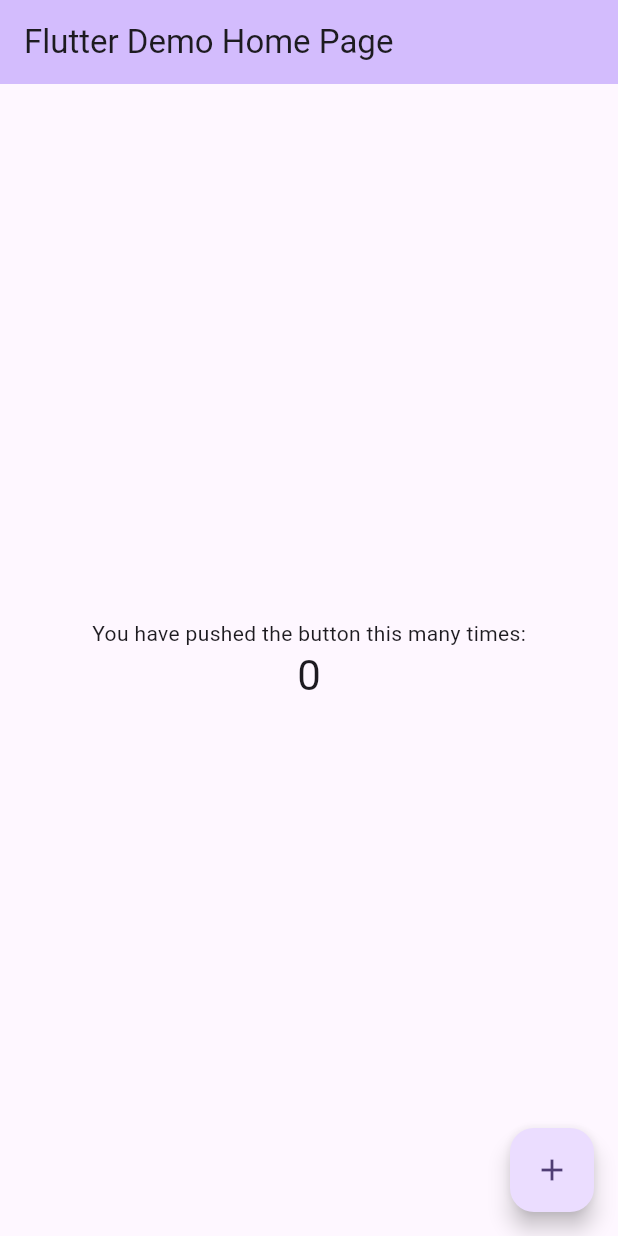
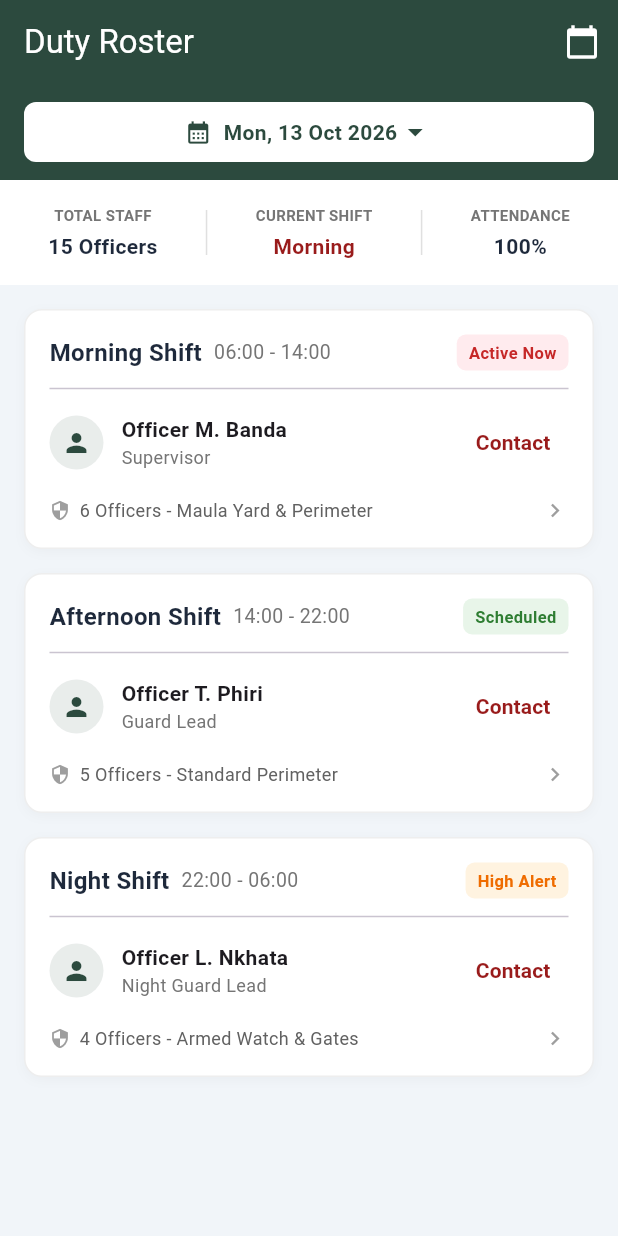
Before and after one commit to bsc-com-44-24/Prison-Management-system, a Flutter app: the screen it shows after launch, on a phone screen of 412 x 824 dp. Run offline on Flutter 3.47's test engine with Material 3 defaults, Android fonts, the phone set to English and light mode, and no system bars.

Commit message:
Implemented Staff Roster UI, Shift Models, and Figma styling

```diff
--- a/lib/main.dart
+++ b/lib/main.dart
@@ -1,122 +1,20 @@
 import 'package:flutter/material.dart';
+import 'staff_roster/screens/staff_roster_screen.dart';
 
 void main() {
-  runApp(const MyApp());
+  runApp(const PrisonManagementApp());
 }
 
-class MyApp extends StatelessWidget {
-  const MyApp({super.key});
+class PrisonManagementApp extends StatelessWidget {
+  const PrisonManagementApp({super.key});
 
-  // This widget is the root of your application.
   @override
   Widget build(BuildContext context) {
     return MaterialApp(
-      title: 'Flutter Demo',
-      theme: ThemeData(
-        // This is the theme of your application.
-        //
-        // TRY THIS: Try running your application with "flutter run". You'll see
-        // the application has a purple toolbar. Then, without quitting the app,
-        // try changing the seedColor in the colorScheme below to Colors.green
-        // and then invoke "hot reload" (save your changes or press the "hot
-        // reload" button in a Flutter-supported IDE, or press "r" if you used
-        // the command line to start the app).
-        //
-        // Notice that the counter didn't reset back to zero; the application
-        // state is not lost during the reload. To reset the state, use hot
-        // restart instead.
-        //
-        // This works for code too, not just values: Most code changes can be
-        // tested with just a hot reload.
-        colorScheme: .fromSeed(seedColor: Colors.deepPurple),
-      ),
-      home: const MyHomePage(title: 'Flutter Demo Home Page'),
+      title: 'Prison Management System',
+      theme: ThemeData(primarySwatch: Colors.indigo),
+      home: const StaffRosterScreen(),
+      debugShowCheckedModeBanner: false,
     );
   }
 }
-
-class MyHomePage extends StatefulWidget {
-  const MyHomePage({super.key, required this.title});
-
-  // This widget is the home page of your application. It is stateful, meaning
-  // that it has a State object (defined below) that contains fields that affect
-  // how it looks.
-
-  // This class is the configuration for the state. It holds the values (in this
-  // case the title) provided by the parent (in this case the App widget) and
-  // used by the build method of the State. Fields in a Widget subclass are
-  // always marked "final".
-
-  final String title;
-
-  @override
-  State<MyHomePage> createState() => _MyHomePageState();
-}
-
-class _MyHomePageState extends State<MyHomePage> {
-  int _counter = 0;
-
-  void _incrementCounter() {
-    setState(() {
-      // This call to setState tells the Flutter framework that something has
-      // changed in this State, which causes it to rerun the build method below
-      // so that the display can reflect the updated values. If we changed
-      // _counter without calling setState(), then the build method would not be
-      // called again, and so nothing would appear to happen.
-      _counter++;
-    });
-  }
-
-  @override
-  Widget build(BuildContext context) {
-    // This method is rerun every time setState is called, for instance as done
-    // by the _incrementCounter method above.
-    //
-    // The Flutter framework has been optimized to make rerunning build methods
-    // fast, so that you can just rebuild anything that needs updating rather
-    // than having to individually change instances of widgets.
-    return Scaffold(
-      appBar: AppBar(
-        // TRY THIS: Try changing the color here to a specific color (to
-        // Colors.amber, perhaps?) and trigger a hot reload to see the AppBar
-        // change color while the other colors stay the same.
-        backgroundColor: Theme.of(context).colorScheme.inversePrimary,
-        // Here we take the value from the MyHomePage object that was created by
-        // the App.build method, and use it to set our appbar title.
-        title: Text(widget.title),
-      ),
-      body: Center(
-        // Center is a layout widget. It takes a single child and positions it
-        // in the middle of the parent.
-        child: Column(
-          // Column is also a layout widget. It takes a list of children and
-          // arranges them vertically. By default, it sizes itself to fit its
-          // children horizontally, and tries to be as tall as its parent.
-          //
-          // Column has various properties to control how it sizes itself and
-          // how it positions its children. Here we use mainAxisAlignment to
-          // center the children vertically; the main axis here is the vertical
-          // axis because Columns are vertical (the cross axis would be
-          // horizontal).
-          //
-          // TRY THIS: Invoke "debug painting" (choose the "Toggle Debug Paint"
-          // action in the IDE, or press "p" in the console), to see the
-          // wireframe for each widget.
-          mainAxisAlignment: .center,
-          children: [
-            const Text('You have pushed the button this many times:'),
-            Text(
-              '$_counter',
-              style: Theme.of(context).textTheme.headlineMedium,
-            ),
-          ],
-        ),
-      ),
-      floatingActionButton: FloatingActionButton(
-        onPressed: _incrementCounter,
-        tooltip: 'Increment',
-        child: const Icon(Icons.add),
-      ),
-    );
-  }
-}
--- /dev/null
+++ b/lib/staff_roster/models/staff_model.dart
@@ -0,0 +1,19 @@
+class ShiftModel {
+  final String shiftName; // e.g., Morning Shift, Afternoon Shift, Night Shift
+  final String timeRange; // e.g., 06:00 - 14:00
+  final String status; // e.g., Active Now, Scheduled, High Alert
+  final String supervisorName; // e.g., Officer M. Banda
+  final String supervisorRole; // e.g., Supervisor, Guard Lead
+  final String assignedLocation; // e.g., Maula Yard & Perimeter
+  final int officerCount; // e.g., 6 Officers
+
+  ShiftModel({
+    required this.shiftName,
+    required this.timeRange,
+    required this.status,
+    required this.supervisorName,
+    required this.supervisorRole,
+    required this.assignedLocation,
+    required this.officerCount,
+  });
+}
--- /dev/null
+++ b/lib/staff_roster/screens/staff_roster_screen.dart
@@ -0,0 +1,124 @@
+import 'package:flutter/material.dart';
+import '../models/staff_model.dart';
+import '../widgets/roster_card.dart';
+
+class StaffRosterScreen extends StatefulWidget {
+  const StaffRosterScreen({super.key});
+
+  @override
+  State<StaffRosterScreen> createState() => _StaffRosterScreenState();
+}
+
+class _StaffRosterScreenState extends State<StaffRosterScreen> {
+  final List<ShiftModel> _shifts = [
+    ShiftModel(
+      shiftName: 'Morning Shift',
+      timeRange: '06:00 - 14:00',
+      status: 'Active Now',
+      supervisorName: 'Officer M. Banda',
+      supervisorRole: 'Supervisor',
+      assignedLocation: 'Maula Yard & Perimeter',
+      officerCount: 6,
+    ),
+    ShiftModel(
+      shiftName: 'Afternoon Shift',
+      timeRange: '14:00 - 22:00',
+      status: 'Scheduled',
+      supervisorName: 'Officer T. Phiri',
+      supervisorRole: 'Guard Lead',
+      assignedLocation: 'Standard Perimeter',
+      officerCount: 5,
+    ),
+    ShiftModel(
+      shiftName: 'Night Shift',
+      timeRange: '22:00 - 06:00',
+      status: 'High Alert',
+      supervisorName: 'Officer L. Nkhata',
+      supervisorRole: 'Night Guard Lead',
+      assignedLocation: 'Armed Watch & Gates',
+      officerCount: 4,
+    ),
+  ];
+
+  @override
+  Widget build(BuildContext context) {
+    return Scaffold(
+      backgroundColor: const Color(0xFFF1F5F9),
+      appBar: AppBar(
+        title: const Text('Duty Roster'),
+        backgroundColor: const Color(0xFF2C4A3E), // Dark Forest Green from Figma
+        foregroundColor: Colors.white,
+        elevation: 0,
+        actions: [
+          IconButton(
+            icon: const Icon(Icons.calendar_today),
+            onPressed: () {},
+          ),
+        ],
+      ),
+      body: Column(
+        children: [
+          // Date Selector Header
+          Container(
+            padding: const EdgeInsets.symmetric(horizontal: 16, vertical: 12),
+            color: const Color(0xFF2C4A3E),
+            child: Container(
+              padding: const EdgeInsets.symmetric(horizontal: 12, vertical: 8),
+              decoration: BoxDecoration(
+                color: Colors.white,
+                borderRadius: BorderRadius.circular(8),
+              ),
+              child: const Row(
+                mainAxisAlignment: MainAxisAlignment.center,
+                children: [
+                  Icon(Icons.calendar_month, size: 18, color: Color(0xFF2C4A3E)),
+                  SizedBox(width: 8),
+                  Text(
+                    "Mon, 13 Oct 2026",
+                    style: TextStyle(fontWeight: FontWeight.bold, color: Color(0xFF2C4A3E)),
+                  ),
+                  Icon(Icons.arrow_drop_down, color: Color(0xFF2C4A3E)),
+                ],
+              ),
+            ),
+          ),
+          // Top Statistics Summary Tiles (Matching Figma)
+          Container(
+            padding: const EdgeInsets.all(16),
+            color: Colors.white,
+            child: Row(
+              mainAxisAlignment: MainAxisAlignment.spaceAround,
+              children: [
+                _buildStatTile("TOTAL STAFF", "15 Officers"),
+                Container(height: 30, width: 1, color: Colors.grey.shade300),
+                _buildStatTile("CURRENT SHIFT", "Morning", valueColor: const Color(0xFF991B1B)),
+                Container(height: 30, width: 1, color: Colors.grey.shade300),
+                _buildStatTile("ATTENDANCE", "100%"),
+              ],
+            ),
+          ),
+          const SizedBox(height: 8),
+          // Shift Roster List
+          Expanded(
+            child: ListView.builder(
+              itemCount: _shifts.length,
+              itemBuilder: (context, index) {
+                return RosterCard(shift: _shifts[index]);
+              },
+            ),
+          ),
+        ],
+      ),
+    );
+  }
+
+  Widget _buildStatTile(String label, String value, {Color valueColor = const Color(0xFF1E293B)}) {
+    return Column(
+      children: [
+        Text(label, style: TextStyle(fontSize: 10, fontWeight: FontWeight.bold, color: Colors.grey.shade600)),
+        const SizedBox(height: 4),
+        Text(value, style: TextStyle(fontSize: 14, fontWeight: FontWeight.bold, color: valueColor)),
+      ],
+    );
+  }
+}
--- /dev/null
+++ b/lib/staff_roster/widgets/roster_card.dart
@@ -0,0 +1,126 @@
+import 'package:flutter/material.dart';
+import '../models/staff_model.dart';
+
+class RosterCard extends StatelessWidget {
+  final ShiftModel shift;
+
+  const RosterCard({super.key, required this.shift});
+
+  @override
+  Widget build(BuildContext context) {
+    Color badgeColor;
+    Color badgeTextColor;
+
+    if (shift.status == 'Active Now') {
+      badgeColor = Colors.red.shade50;
+      badgeTextColor = Colors.red.shade800;
+    } else if (shift.status == 'High Alert') {
+      badgeColor = Colors.orange.shade50;
+      badgeTextColor = Colors.orange.shade800;
+    } else {
+      badgeColor = Colors.green.shade50;
+      badgeTextColor = Colors.green.shade800;
+    }
+
+    return Container(
+      margin: const EdgeInsets.symmetric(horizontal: 16, vertical: 8),
+      padding: const EdgeInsets.all(16),
+      decoration: BoxDecoration(
+        color: Colors.white,
+        borderRadius: BorderRadius.circular(12),
+        border: Border.all(color: Colors.grey.shade200),
+        boxShadow: [
+          BoxShadow(
+            color: Colors.black.withOpacity(0.03),
+            blurRadius: 6,
+            offset: const Offset(0, 2),
+          ),
+        ],
+      ),
+      child: Column(
+        crossAxisAlignment: CrossAxisAlignment.start,
+        children: [
+          // Shift Header & Status Badge
+          Row(
+            mainAxisAlignment: MainAxisAlignment.spaceBetween,
+            children: [
+              Row(
+                children: [
+                  Text(
+                    shift.shiftName,
+                    style: const TextStyle(fontWeight: FontWeight.bold, fontSize: 16, color: Color(0xFF1E293B)),
+                  ),
+                  const SizedBox(width: 8),
+                  Text(
+                    shift.timeRange,
+                    style: TextStyle(color: Colors.grey.shade600, fontSize: 13),
+                  ),
+                ],
+              ),
+              Container(
+                padding: const EdgeInsets.symmetric(horizontal: 8, vertical: 4),
+                decoration: BoxDecoration(
+                  color: badgeColor,
+                  borderRadius: BorderRadius.circular(6),
+                ),
+                child: Text(
+                  shift.status,
+                  style: TextStyle(color: badgeTextColor, fontSize: 11, fontWeight: FontWeight.bold),
+                ),
+              ),
+            ],
+          ),
+          const Divider(height: 24, thickness: 1),
+          // Supervisor Details Row
+          Row(
+            children: [
+              CircleAvatar(
+                radius: 18,
+                backgroundColor: const Color(0xFF2C4A3E).withOpacity(0.1),
+                child: const Icon(Icons.person, color: Color(0xFF2C4A3E), size: 20),
+              ),
+              const SizedBox(width: 12),
+              Expanded(
+                child: Column(
+                  crossAxisAlignment: CrossAxisAlignment.start,
+                  children: [
+                    Text(
+                      shift.supervisorName,
+                      style: const TextStyle(fontWeight: FontWeight.bold, fontSize: 14),
+                    ),
+                    Text(
+                      shift.supervisorRole,
+                      style: TextStyle(color: Colors.grey.shade600, fontSize: 12),
+                    ),
+                  ],
+                ),
+              ),
+              TextButton(
+                onPressed: () {},
+                child: const Text("Contact", style: TextStyle(color: Color(0xFF991B1B), fontWeight: FontWeight.bold)),
+              ),
+            ],
+          ),
+          const SizedBox(height: 12),
+          // Footer: Officer Count & Location
+          Row(
+            mainAxisAlignment: MainAxisAlignment.spaceBetween,
+            children: [
+              Row(
+                children: [
+                  const Icon(Icons.security, size: 14, color: Colors.grey),
+                  const SizedBox(width: 6),
+                  Text(
+                    "${shift.officerCount} Officers - ${shift.assignedLocation}",
+                    style: TextStyle(color: Colors.grey.shade700, fontSize: 12),
+                  ),
+                ],
+              ),
+              const Icon(Icons.chevron_right, size: 18, color: Colors.grey),
+            ],
+          ),
+        ],
+      ),
+    );
+  }
+}
```
Also changed, not shown: 1 other file.
